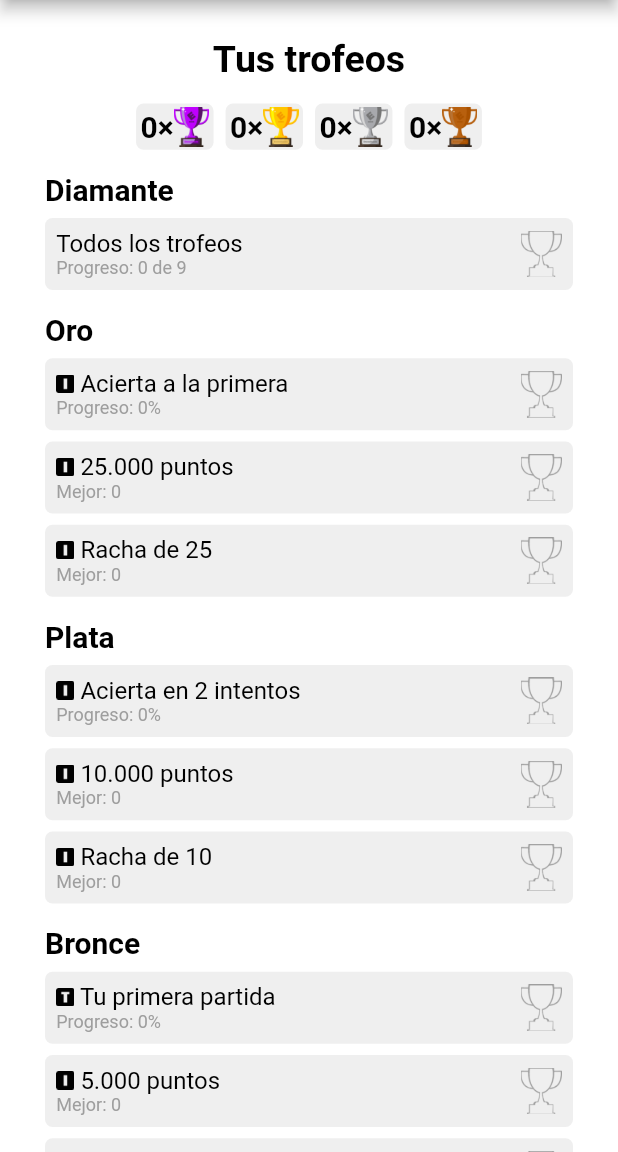
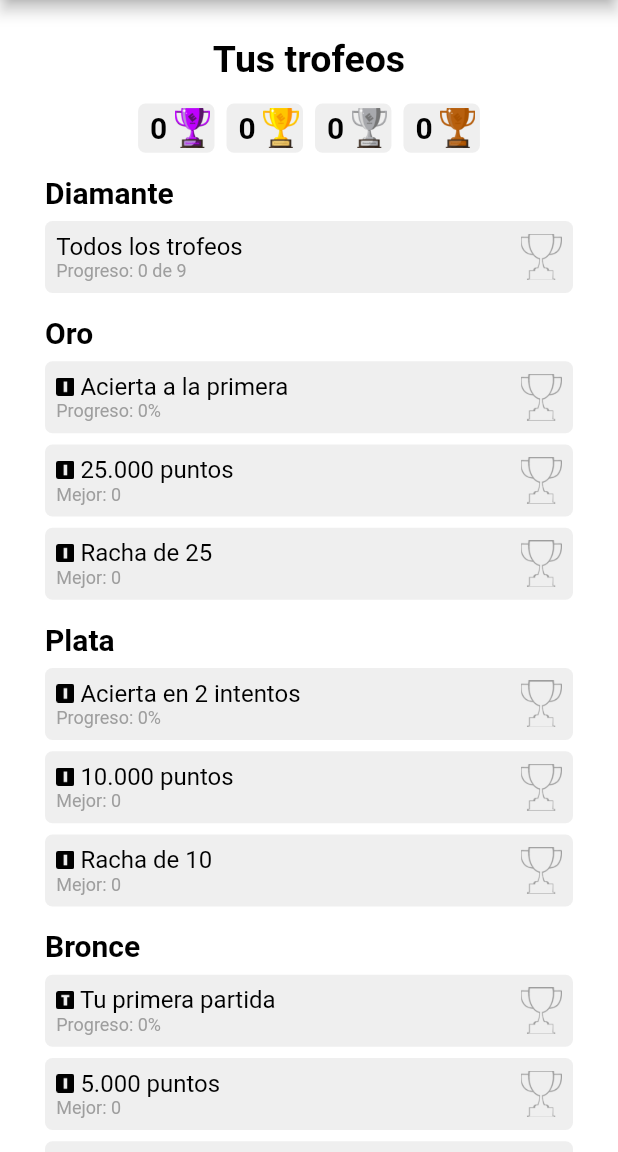
Before and after one commit to joaquinsolla/Encasillado, a Flutter app: the Trophies screen opened by its route, on a phone screen of 412 x 824 dp, the part 84-1236 px from its top. Run offline on Flutter 3.47's test engine with Material 2 defaults, Android fonts, the phone set to English and light mode, and no system bars; our stand-ins replace charts_flutter, flushbar, google_mobile_ads, shared_preferences; missing offline and left inert: mailto, new_version, social_share, twitter_intent; accounts and stored records are empty; network calls fail; Roboto replaces fonts that are missing (RaleWay).

Commit message:
Format changes

```diff
--- a/lib/pages/trophies.dart
+++ b/lib/pages/trophies.dart
@@ -1,3 +1,4 @@
+import 'package:Encasillado/common/methods.dart';
 import 'package:flutter/material.dart';
 import 'package:flutter/services.dart';
 import 'package:google_mobile_ads/google_mobile_ads.dart';
@@ -103,7 +104,7 @@ class _TrophiesState extends State<Trophies> {
                     mainAxisAlignment: MainAxisAlignment.center,
                     children: [
                       Container(
-                        padding: const EdgeInsets.fromLTRB(3.0, 2.0, 3.0, 2.0),
+                        padding: const EdgeInsets.fromLTRB(3.0, 3.0, 3.0, 3.0),
                         decoration: BoxDecoration(
                           color: keyColor,
                           borderRadius: BorderRadius.circular(5),
@@ -111,7 +112,7 @@ class _TrophiesState extends State<Trophies> {
                         child: Row(
                           children: [
                             Text(
-                              "$diamondTrophies×",
+                              "$diamondTrophies  ",
                               style: TextStyle(
                                 fontSize: 20,
                                 color: appBlack,
@@ -127,7 +128,7 @@ class _TrophiesState extends State<Trophies> {
                       ),
                       SizedBox(width: 8,),
                       Container(
-                        padding: const EdgeInsets.fromLTRB(3.0, 2.0, 3.0, 2.0),
+                        padding: const EdgeInsets.fromLTRB(3.0, 3.0, 3.0, 3.0),
                         decoration: BoxDecoration(
                           color: keyColor,
                           borderRadius: BorderRadius.circular(5),
@@ -135,7 +136,7 @@ class _TrophiesState extends State<Trophies> {
                         child: Row(
                           children: [
                             Text(
-                              "$goldTrophies×",
+                              "$goldTrophies  ",
                               style: TextStyle(
                                 fontSize: 20,
                                 color: appBlack,
@@ -151,7 +152,7 @@ class _TrophiesState extends State<Trophies> {
                       ),
                       SizedBox(width: 8,),
                       Container(
-                        padding: const EdgeInsets.fromLTRB(3.0, 2.0, 3.0, 2.0),
+                        padding: const EdgeInsets.fromLTRB(3.0, 3.0, 3.0, 3.0),
                         decoration: BoxDecoration(
                           color: keyColor,
                           borderRadius: BorderRadius.circular(5),
@@ -159,7 +160,7 @@ class _TrophiesState extends State<Trophies> {
                         child: Row(
                           children: [
                             Text(
-                              "$silverTrophies×",
+                              "$silverTrophies  ",
                               style: TextStyle(
                                 fontSize: 20,
                                 color: appBlack,
@@ -175,7 +176,7 @@ class _TrophiesState extends State<Trophies> {
                       ),
                       SizedBox(width: 8,),
                       Container(
-                        padding: const EdgeInsets.fromLTRB(3.0, 2.0, 3.0, 2.0),
+                        padding: const EdgeInsets.fromLTRB(3.0, 3.0, 3.0, 3.0),
                         decoration: BoxDecoration(
                           color: keyColor,
                           borderRadius: BorderRadius.circular(5),
@@ -183,7 +184,7 @@ class _TrophiesState extends State<Trophies> {
                         child: Row(
                           children: [
                             Text(
-                              "$bronzeTrophies×",
+                              "$bronzeTrophies  ",
                               style: TextStyle(
                                 fontSize: 20,
                                 color: appBlack,
```
